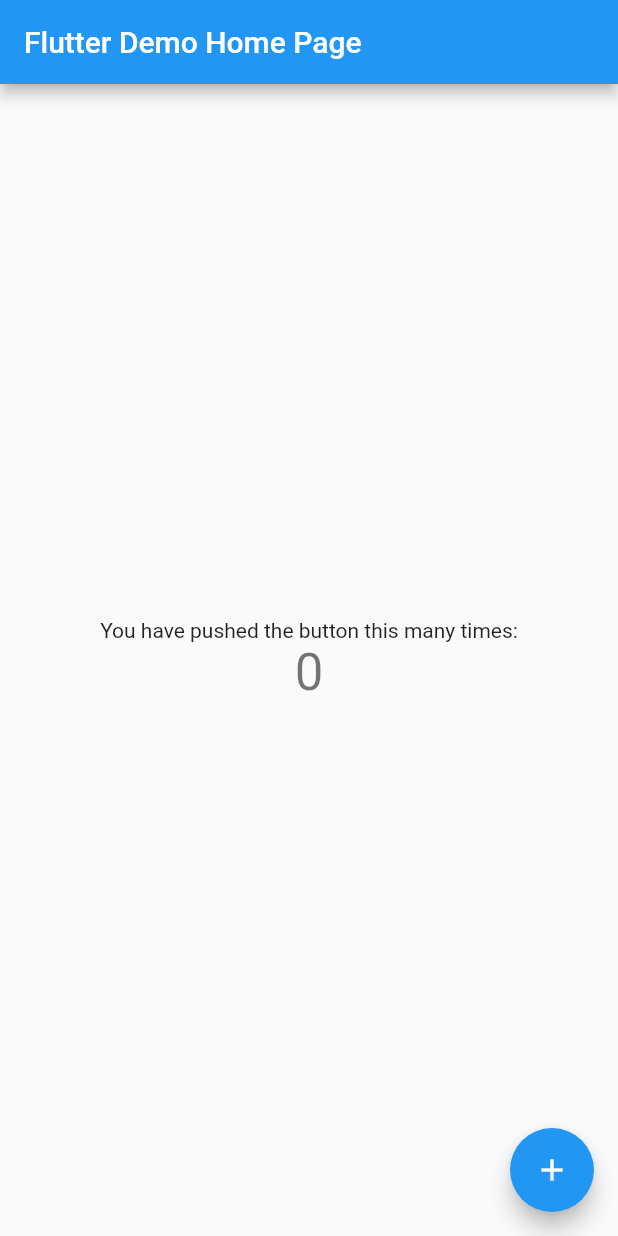
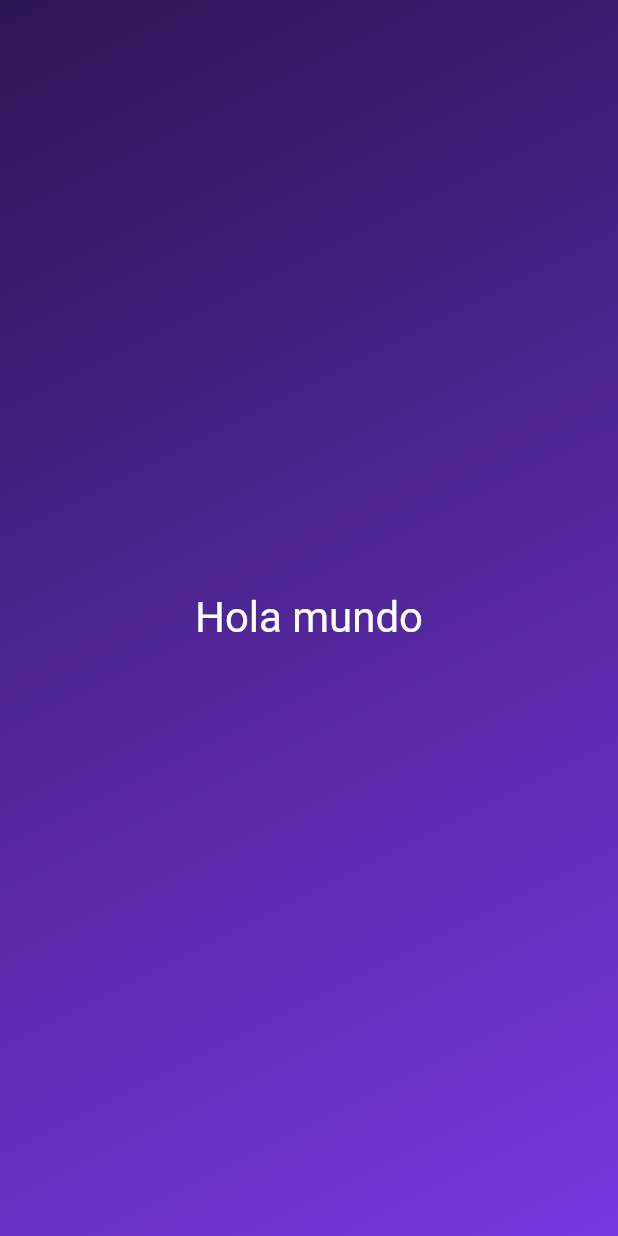
Before and after one commit to Matiaspv42/quiz_app, a Flutter app: the screen it shows after launch, on a phone screen of 412 x 824 dp. Run offline on Flutter 3.47's test engine with Material 2 defaults, Android fonts, the phone set to English and light mode, and no system bars.

Commit message:
feat: add first widgets and first custom widget

```diff
--- a/lib/main.dart
+++ b/lib/main.dart
@@ -1,113 +1,28 @@
 import 'package:flutter/material.dart';
 
 void main() {
-  runApp(MyApp());
+  runApp(MaterialApp(
+    home: Scaffold(
+      body: GradientContainer(),
+    ),
+  ));
 }
 
-class MyApp extends StatelessWidget {
-  // This widget is the root of your application.
+class GradientContainer extends StatelessWidget {
   @override
-  Widget build(BuildContext context) {
-    return MaterialApp(
-      title: 'Flutter Demo',
-      theme: ThemeData(
-        // This is the theme of your application.
-        //
-        // Try running your application with "flutter run". You'll see the
-        // application has a blue toolbar. Then, without quitting the app, try
-        // changing the primarySwatch below to Colors.green and then invoke
-        // "hot reload" (press "r" in the console where you ran "flutter run",
-        // or simply save your changes to "hot reload" in a Flutter IDE).
-        // Notice that the counter didn't reset back to zero; the application
-        // is not restarted.
-        primarySwatch: Colors.blue,
+  Widget build(context) {
+    return Container(
+      decoration: const BoxDecoration(
+          gradient: const LinearGradient(colors: [
+        Color.fromARGB(255, 44, 21, 83),
+        Color.fromARGB(255, 118, 56, 224),
+      ], begin: Alignment.topLeft, end: Alignment.bottomRight)),
+      child: Center(
+        child: Text(
+          'Hola mundo',
+          style: TextStyle(color: Colors.white, fontSize: 28),
+        ),
       ),
-      home: MyHomePage(title: 'Flutter Demo Home Page'),
     );
   }
 }
-
-class MyHomePage extends StatefulWidget {
-  MyHomePage({Key key, this.title}) : super(key: key);
-
-  // This widget is the home page of your application. It is stateful, meaning
-  // that it has a State object (defined below) that contains fields that affect
-  // how it looks.
-
-  // This class is the configuration for the state. It holds the values (in this
-  // case the title) provided by the parent (in this case the App widget) and
-  // used by the build method of the State. Fields in a Widget subclass are
-  // always marked "final".
-
-  final String title;
-
-  @override
-  _MyHomePageState createState() => _MyHomePageState();
-}
-
-class _MyHomePageState extends State<MyHomePage> {
-  int _counter = 0;
-
-  void _incrementCounter() {
-    setState(() {
-      // This call to setState tells the Flutter framework that something has
-      // changed in this State, which causes it to rerun the build method below
-      // so that the display can reflect the updated values. If we changed
-      // _counter without calling setState(), then the build method would not be
-      // called again, and so nothing would appear to happen.
-      _counter++;
-    });
-  }
-
-  @override
-  Widget build(BuildContext context) {
-    // This method is rerun every time setState is called, for instance as done
-    // by the _incrementCounter method above.
-    //
-    // The Flutter framework has been optimized to make rerunning build methods
-    // fast, so that you can just rebuild anything that needs updating rather
-    // than having to individually change instances of widgets.
-    return Scaffold(
-      appBar: AppBar(
-        // Here we take the value from the MyHomePage object that was created by
-        // the App.build method, and use it to set our appbar title.
-        title: Text(widget.title),
-      ),
-      body: Center(
-        // Center is a layout widget. It takes a single child and positions it
-        // in the middle of the parent.
-        child: Column(
-          // Column is also a layout widget. It takes a list of children and
-          // arranges them vertically. By default, it sizes itself to fit its
-          // children horizontally, and tries to be as tall as its parent.
-          //
-          // Invoke "debug painting" (press "p" in the console, choose the
-          // "Toggle Debug Paint" action from the Flutter Inspector in Android
-          // Studio, or the "Toggle Debug Paint" command in Visual Studio Code)
-          // to see the wireframe for each widget.
-          //
-          // Column has various properties to control how it sizes itself and
-          // how it positions its children. Here we use mainAxisAlignment to
-          // center the children vertically; the main axis here is the vertical
-          // axis because Columns are vertical (the cross axis would be
-          // horizontal).
-          mainAxisAlignment: MainAxisAlignment.center,
-          children: <Widget>[
-            Text(
-              'You have pushed the button this many times:',
-            ),
-            Text(
-              '$_counter',
-              style: Theme.of(context).textTheme.headline4,
-            ),
-          ],
-        ),
-      ),
-      floatingActionButton: FloatingActionButton(
-        onPressed: _incrementCounter,
-        tooltip: 'Increment',
-        child: Icon(Icons.add),
-      ), // This trailing comma makes auto-formatting nicer for build methods.
-    );
-  }
-}
```
